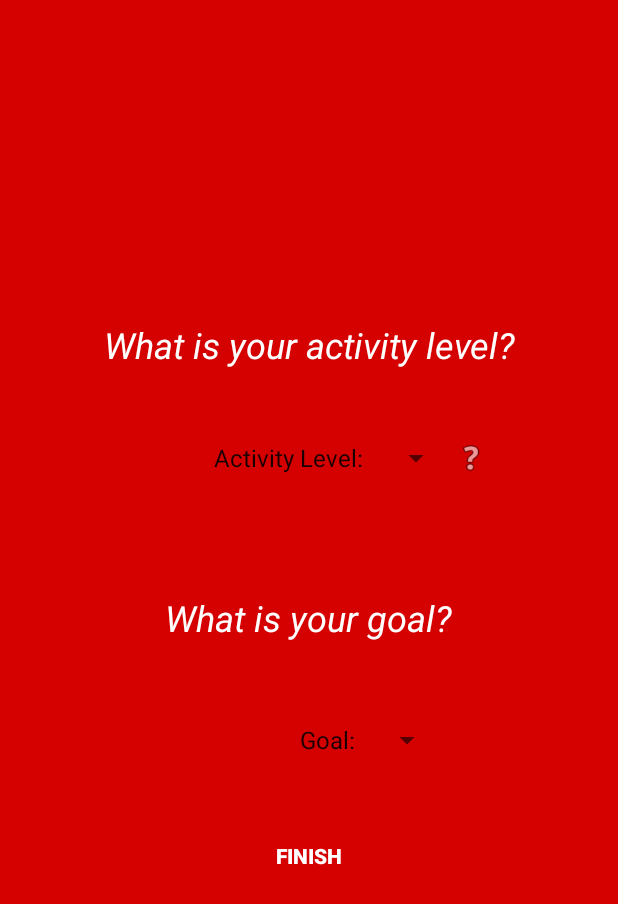
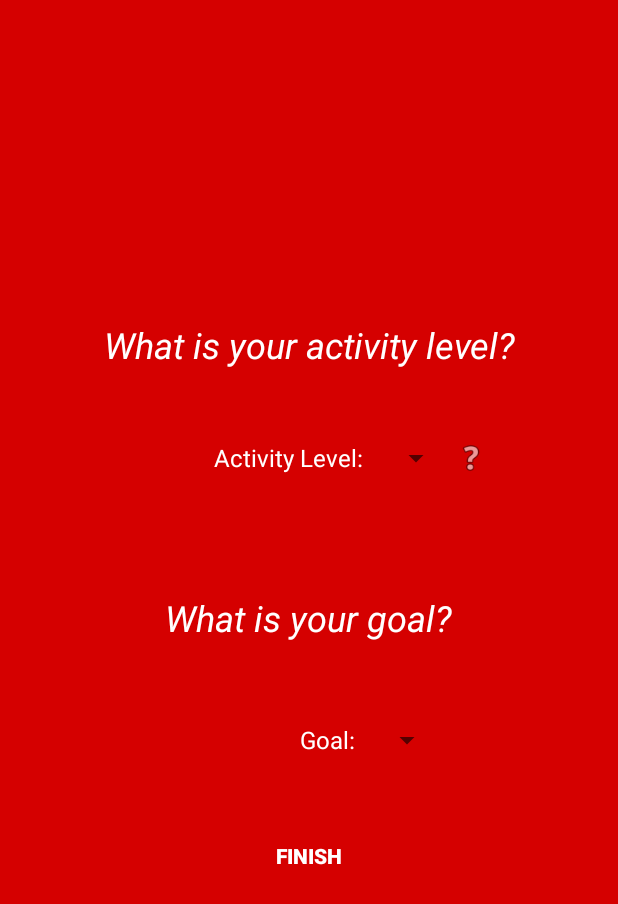
Before and after one commit to theodorethayib/NutriPocket, an Android app: the screen it shows after launch (CreateProfile2Activity), after a tap on "CONTINUE", on a phone screen of 412 x 824 dp. Shown: the top 904 px of the screen. Run offline under Robolectric (Android 15) with nearby library versions, the phone set to English and light mode, and no system bars.

Commit message:
2 hours worth of switching the text of a dropdown box to white :):):)

```diff
--- a/app/src/main/java/com/example/theo1/nutripocket/CreateProfile2Activity.java
+++ b/app/src/main/java/com/example/theo1/nutripocket/CreateProfile2Activity.java
@@ -3,11 +3,15 @@ package com.example.theo1.nutripocket;
 import android.content.Context;
 import android.content.Intent;
 import android.content.SharedPreferences;
+import android.graphics.Color;
 import android.support.v7.app.AppCompatActivity;
 import android.os.Bundle;
+import android.util.Log;
 import android.view.View;
+import android.widget.AdapterView;
 import android.widget.Button;
 import android.widget.Spinner;
+import android.widget.TextView;
 
 
 public class CreateProfile2Activity extends AppCompatActivity {
@@ -44,6 +48,30 @@ public class CreateProfile2Activity extends AppCompatActivity {
 
             }
         });
+
+        activityLevel.setOnItemSelectedListener(new AdapterView.OnItemSelectedListener() {
+            public void onItemSelected(AdapterView<?> adapterView, View view, int i, long l) {
+                ((TextView) adapterView.getChildAt(0)).setTextColor(Color.WHITE);
+                Log.d("HELP TAG", activityLevel.getSelectedItem().toString());
+            }
+
+            public void onNothingSelected(AdapterView<?> adapterView) {
+                ((TextView) adapterView.getChildAt(0)).setTextColor(Color.WHITE);
+                return;
+            }
+        });
+
+        goal.setOnItemSelectedListener(new AdapterView.OnItemSelectedListener() {
+            public void onItemSelected(AdapterView<?> adapterView, View view, int i, long l) {
+                ((TextView) adapterView.getChildAt(0)).setTextColor(Color.WHITE);
+                Log.d("HELP TAG", goal.getSelectedItem().toString());
+            }
+
+            public void onNothingSelected(AdapterView<?> adapterView) {
+                ((TextView) adapterView.getChildAt(0)).setTextColor(Color.WHITE);
+                return;
+            }
+        });
     }
     public void saveUserInfo(View view) {
         SharedPreferences sharedPref = getSharedPreferences("userInfo", Context.MODE_PRIVATE);
--- a/app/src/main/java/com/example/theo1/nutripocket/CreateProfileActivity.java
+++ b/app/src/main/java/com/example/theo1/nutripocket/CreateProfileActivity.java
@@ -3,12 +3,14 @@ package com.example.theo1.nutripocket;
 import android.content.Context;
 import android.content.Intent;
 import android.content.SharedPreferences;
+import android.graphics.Color;
 import android.support.v7.app.AppCompatActivity;
 import android.os.Bundle;
 import android.util.Log;
 import android.view.Gravity;
 import android.view.View;
 import android.view.ViewGroup;
+import android.view.ViewTreeObserver;
 import android.widget.AdapterView;
 import android.widget.ArrayAdapter;
 import android.widget.Button;
@@ -45,7 +47,6 @@ public class CreateProfileActivity extends AppCompatActivity {
         buttonContinue = (Button) findViewById(R.id.CP1Button);
         genderSpin = (Spinner) findViewById(R.id.gender);
 
-
         buttonContinue.setOnClickListener(new View.OnClickListener() {
             public void onClick(View v) {
                 Intent intent = new Intent(CreateProfileActivity.this, CreateProfile2Activity.class);
@@ -55,10 +56,12 @@ public class CreateProfileActivity extends AppCompatActivity {
         });
         genderSpin.setOnItemSelectedListener(new AdapterView.OnItemSelectedListener() {
             public void onItemSelected(AdapterView<?> adapterView, View view, int i, long l) {
+                ((TextView) adapterView.getChildAt(0)).setTextColor(Color.WHITE);
                 Log.d("HELP TAG", genderSpin.getSelectedItem().toString());
             }
 
             public void onNothingSelected(AdapterView<?> adapterView) {
+                ((TextView) adapterView.getChildAt(0)).setTextColor(Color.WHITE);
                 return;
             }
         });
--- a/app/src/main/java/com/example/theo1/nutripocket/customviews/NoDefaultSpinnerAL.java
+++ b/app/src/main/java/com/example/theo1/nutripocket/customviews/NoDefaultSpinnerAL.java
@@ -1,6 +1,7 @@
 package com.example.theo1.nutripocket.customviews;
 
 import android.content.Context;
+import android.graphics.Color;
 import android.util.AttributeSet;
 import android.view.LayoutInflater;
 import android.view.View;
@@ -105,6 +106,7 @@ public class NoDefaultSpinnerAL extends android.support.v7.widget.AppCompatSpinn
                                 Context.LAYOUT_INFLATER_SERVICE)).inflate(
                                 android.R.layout.simple_spinner_item,parent,false);
                 v.setText(R.string.activityLevelPrompt);
+                v.setTextColor(Color.WHITE);
                 return v;
             }
             return obj.getView(position,convertView,parent);
--- a/app/src/main/java/com/example/theo1/nutripocket/customviews/NoDefaultSpinnerG.java
+++ b/app/src/main/java/com/example/theo1/nutripocket/customviews/NoDefaultSpinnerG.java
@@ -1,12 +1,12 @@
 package com.example.theo1.nutripocket.customviews;
 
 import android.content.Context;
+import android.graphics.Color;
 import android.util.AttributeSet;
 import android.view.LayoutInflater;
 import android.view.View;
 import android.view.ViewGroup;
 import android.widget.AdapterView;
-import android.widget.Spinner;
 import android.widget.SpinnerAdapter;
 import android.widget.TextView;
 
@@ -108,6 +108,7 @@ public class NoDefaultSpinnerG extends android.support.v7.widget.AppCompatSpinne
                                 Context.LAYOUT_INFLATER_SERVICE)).inflate(
                                 android.R.layout.simple_spinner_item,parent,false);
                 v.setText(R.string.genderPrompt);
+                v.setTextColor(Color.WHITE);
                 return v;
             }
             return obj.getView(position,convertView,parent);
--- a/app/src/main/java/com/example/theo1/nutripocket/customviews/NoDefaultSpinnerGL.java
+++ b/app/src/main/java/com/example/theo1/nutripocket/customviews/NoDefaultSpinnerGL.java
@@ -1,6 +1,7 @@
 package com.example.theo1.nutripocket.customviews;
 
 import android.content.Context;
+import android.graphics.Color;
 import android.util.AttributeSet;
 import android.view.LayoutInflater;
 import android.view.View;
@@ -105,6 +106,7 @@ public class NoDefaultSpinnerGL extends android.support.v7.widget.AppCompatSpinn
                                 Context.LAYOUT_INFLATER_SERVICE)).inflate(
                                 android.R.layout.simple_spinner_item,parent,false);
                 v.setText(R.string.goalPrompt);
+                v.setTextColor(Color.WHITE);
                 return v;
             }
             return obj.getView(position,convertView,parent);
```
